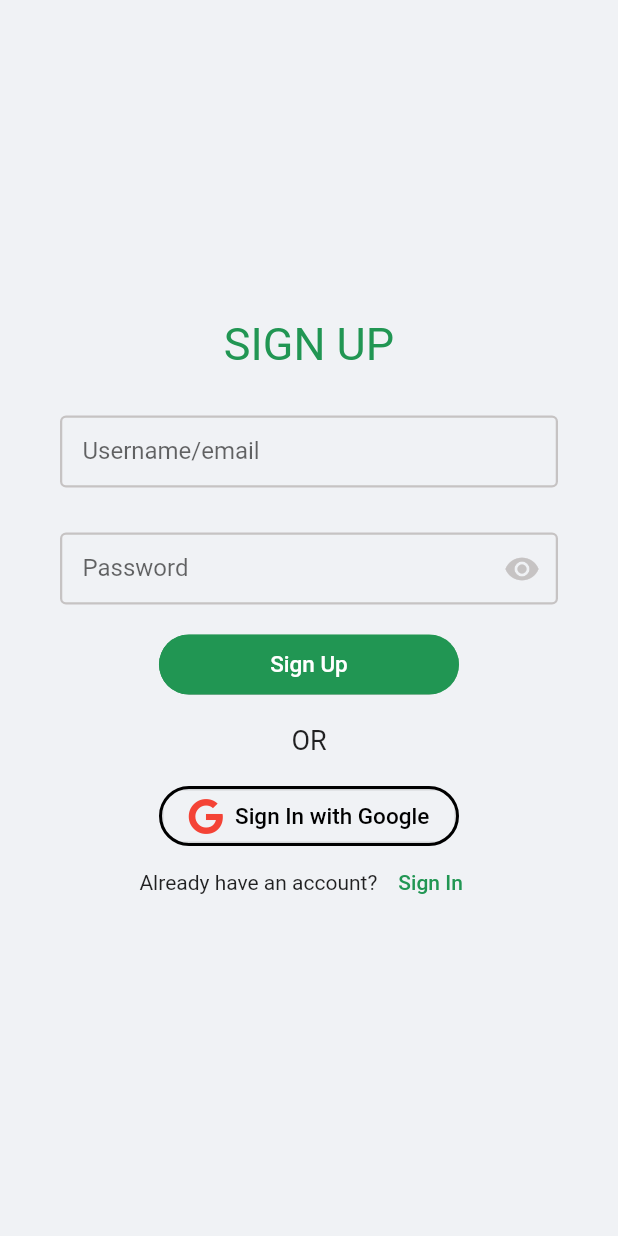
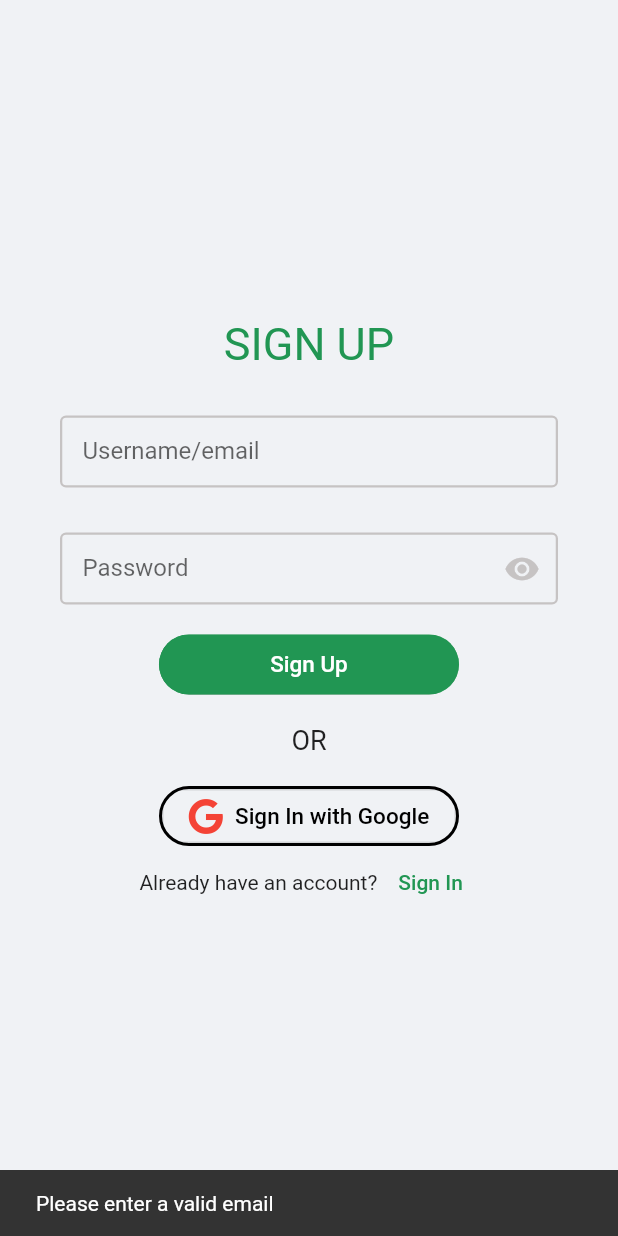
Before and after one commit to hiImDeni/Nomad, a Flutter app: the SignUpPage screen opened directly, after a tap on "Sign Up", on a phone screen of 412 x 824 dp. Run offline on Flutter 3.47's test engine with Material 2 defaults, Android fonts, the phone set to English and light mode, and no system bars; our stand-ins replace circular_profile_avatar, cloud_firestore, firebase_analytics, firebase_auth, firebase_core, firebase_database and 11 more; accounts and stored records are empty; generated files the repository leaves out were written again.

```diff
--- a/experience_exchange_app/lib/features/pages/profile-page.dart
+++ b/experience_exchange_app/lib/features/pages/profile-page.dart
@@ -113,11 +113,11 @@ class ProfilePageState extends State<ProfilePage> {
                                   mainAxisAlignment: MainAxisAlignment.center,
                                   mainAxisSize: MainAxisSize.min,
                                   children: [
-                                    StreamBuilder(
-                                      stream: _connectionService.getConnectionsForUid(currentUid),
+                                    FutureBuilder(
+                                      future: _connectionService.getConnectionsForUid(currentUid),
                                       builder: (context, snapshot) {
                                         if (snapshot.hasData)
-                                          return Text(snapshot.data.docs.length.toString(), style: TextStyle(fontSize: 25, fontWeight: FontWeight.bold),);
+                                          return Text(snapshot.data.length.toString(), style: TextStyle(fontSize: 25, fontWeight: FontWeight.bold),);
                                         return Container();
                                       },
                                     ),
--- a/experience_exchange_app/lib/features/pages/sign-in-page.dart
+++ b/experience_exchange_app/lib/features/pages/sign-in-page.dart
@@ -102,7 +102,7 @@ class SignInPageState extends State<SignInPage> {
 
     final provider = Provider.of<AuthenticationService>(context, listen: false);
     try {
-      final currentUser = provider.signIn(
+      final currentUser = await provider.signIn(
           email: emailInput.text, password: passwordInput.text);
 
       if (currentUser == null) {
--- a/experience_exchange_app/lib/features/pages/sign-up-page.dart
+++ b/experience_exchange_app/lib/features/pages/sign-up-page.dart
@@ -90,13 +90,21 @@ class SignUpPageState extends State<SignUpPage> {
     String email = emailInput.text;
     String password = passwordInput.text;
 
-    if (validateEmail(email) && validatePassword(password)) {
+    if (!validateEmail(email)) {
+      _showSnackBar(context, "Please enter a valid email");
+      return;
+    }
+    if (!validatePassword(password)) {
+      _showSnackBar(context, "Please enter a valid password");
+      return;
+    }
+
     try {
       final provider = Provider.of<AuthenticationService>(context, listen: false);
       final currentUser = await provider.signUp(email: emailInput.text, password: passwordInput.text);
 
       if (currentUser == null) {
-          log.e("unable to sign up");
+        _showSnackBar(context, "unable to sign up");
       }
       else {
         Navigator.push(
@@ -107,10 +115,8 @@ class SignUpPageState extends State<SignUpPage> {
     } catch (e) {
       log.e(e.message);
     }
-    }
-    else {
-      log.e("Invalid username or password");
-    }
+
+
   }
 
   _googleSignUp(BuildContext context) async {
@@ -122,4 +128,10 @@ class SignUpPageState extends State<SignUpPage> {
       MaterialPageRoute(builder: (context) => HomePage()),
     );
   }
+
+  _showSnackBar(BuildContext context, String text) {
+    ScaffoldMessenger.of(context).showSnackBar(SnackBar(
+      content: Text(text),
+    ));
   }
+}
--- a/experience_exchange_app/lib/logic/services/connection-service.dart
+++ b/experience_exchange_app/lib/logic/services/connection-service.dart
@@ -24,5 +24,7 @@ class ConnectionService extends ChangeNotifier {
     await _connectionRepository.acceptConnection(connectionDto);
   }
 
-  getConnectionsForUid(String uid) => _connectionRepository.getConnectionsForUid(uid);
+  Future<List<ConnectionDto>> getConnectionsForUid(String uid) async {
+    return await _connectionRepository.getConnectionsForUid(uid);
+  }
 }
```
Also changed, not shown: experience_exchange_app/lib/common/domain/repository/connection-repository.dart (+17 -6 lines), experience_exchange_app/lib/features/pages/connections-page.dart (+4 -4 lines), experience_exchange_app/lib/features/pages/newsfeed-page.dart (+6 -6 lines). Lines whose indentation alone changed are shown as unchanged.
